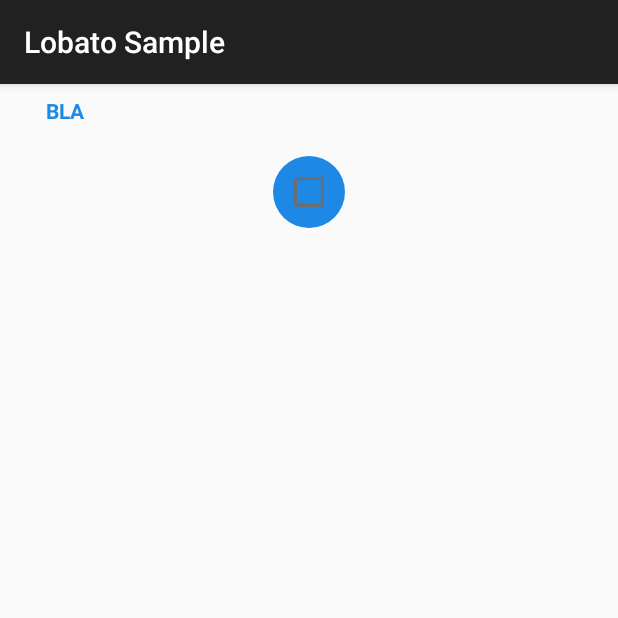
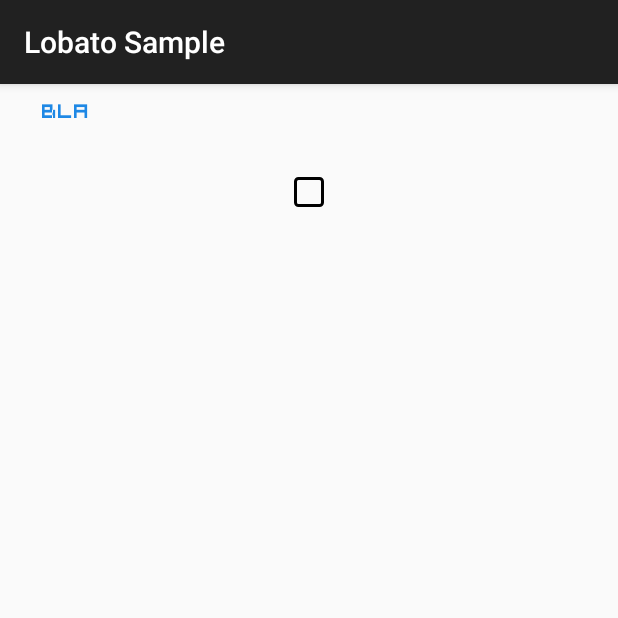
Before and after one commit to ppamorim/Lobato, an Android app: the screen it shows after launch (MainActivity), on a phone screen of 412 x 824 dp, the top half of it. Run offline under Robolectric (Android 15) with nearby library versions, the phone set to English and light mode, and no system bars.

Commit message:
refactor on MaterialCheckBox.class

```diff
--- a/Lobato/core/build.gradle
+++ b/Lobato/core/build.gradle
@@ -11,7 +11,7 @@ dependencies {
 android {
     compileSdkVersion 21
     buildToolsVersion '21.0.2'
-    resourcePrefix 'lobato_'
+    resourcePrefix ''
 
     defaultConfig {
         minSdkVersion 13
--- a/Lobato/core/src/main/java/org/ppamorim/lobato/core/CustomView.java
+++ b/Lobato/core/src/main/java/org/ppamorim/lobato/core/CustomView.java
@@ -18,13 +18,21 @@ package org.ppamorim.lobato.core;
 
 import android.annotation.TargetApi;
 import android.content.Context;
+import android.graphics.Color;
 import android.util.AttributeSet;
 import android.widget.RelativeLayout;
+import android.widget.TextView;
+
+import org.ppamorim.lobato.utils.Utils;
 
 public class CustomView extends RelativeLayout {
 
     public final static String MATERIAL_DESIGN_XML = "http://schemas.android.com/apk/res-auto";
     public final static String ANDROID_XML = "http://schemas.android.com/apk/res/android";
+
+    public int backgroundColor = Color.TRANSPARENT;
+    public int accentColor = Color.parseColor("#3F51B5");
+    public int strokeColor = Color.parseColor("#000000");
 
     public final int disabledBackgroundColor = getResources().getColor(R.color.lobato_disabled_view);
     public int beforeBackground = getResources().getColor(R.color.lobato_reset_view);
@@ -48,13 +56,12 @@ public class CustomView extends RelativeLayout {
         super(context, attrs, defStyleAttr, defStyleRes);
     }
 
-    public void setCustomFont(Context context, AttributeSet attrs) {
-//        Utils.applyFont(context, this, attrs);
+    public void setCustomFont(Context context, TextView textView, AttributeSet attrs) {
+        Utils.applyFont(context, textView, attrs);
     }
 
-    public boolean setCustomFont(Context context, String font) {
-//        return Utils.applyFont(context, this, font);
-        return false;
+    public boolean setCustomFont(Context context, TextView textView, String font) {
+        return Utils.applyFont(context, textView, font);
     }
 
     @Override
--- a/Lobato/core/src/main/java/org/ppamorim/lobato/core/MaterialButton.java
+++ b/Lobato/core/src/main/java/org/ppamorim/lobato/core/MaterialButton.java
@@ -36,15 +36,15 @@ public abstract class MaterialButton extends CustomView {
     public int minHeight;
     public int background;
     public float rippleSpeed = 10f;
-    public int rippleSize = 3;
-
-    public OnClickListener onClickListener;
-    public int backgroundColor = Color.parseColor("#1E88E5");
 
     // ### RIPPLE EFFECT ###
+    public int rippleSize = 3;
     public float x = -1, y = -1;
     public float radius = -1;
 
+    public int backgroundColor = Color.parseColor("#1E88E5");
+
+    public OnClickListener onClickListener;
     public MaterialButton(Context context) {
         super(context);
     }
@@ -61,10 +61,10 @@ public abstract class MaterialButton extends CustomView {
     }
 
     protected void setDefaultProperties() {
-// Min size
+
         setMinimumHeight(Utils.dpToPx(minHeight, getResources()));
         setMinimumWidth(Utils.dpToPx(minWidth, getResources()));
-// Background shape
+
         setBackgroundResource(background);
         setBackgroundColor(backgroundColor);
     }
@@ -160,7 +160,7 @@ public abstract class MaterialButton extends CustomView {
         try {
             LayerDrawable layer = (LayerDrawable) getBackground();
             GradientDrawable shape = (GradientDrawable) layer
-                    .findDrawableByLayerId(R.id.shape_bacground);
+                    .findDrawableByLayerId(R.id.shape_background);
             shape.setColor(backgroundColor);
         } catch (Exception ex) {
 // Without bacground
--- a/Lobato/core/src/main/java/org/ppamorim/lobato/view/button/MaterialCheckbox.java
+++ b/Lobato/core/src/main/java/org/ppamorim/lobato/view/button/MaterialCheckbox.java
@@ -17,6 +17,7 @@
 package org.ppamorim.lobato.view.button;
 
 import android.content.Context;
+import android.content.res.TypedArray;
 import android.graphics.Bitmap;
 import android.graphics.BitmapFactory;
 import android.graphics.Canvas;
@@ -36,14 +37,23 @@ import org.ppamorim.lobato.utils.Utils;
 
 public class MaterialCheckbox extends CustomView {
 
-    int backgroundColor = Color.parseColor("#4CAF50");
+    private int mBackgroundColor;
+    private int mAccentColor;
+    private int mStrokeColor;
 
-    Check checkView;
+    private Context mContext;
 
-    boolean press = false;
-    boolean check = false;
+    private Check checkView;
 
-    OnCheckListener onCheckListener;
+    private boolean press = false;
+    private boolean check = false;
+
+    private Paint mPaint = new Paint();
+
+    private Rect src = new Rect();
+    private Rect dst = new Rect();
+
+    private OnCheckListener onCheckListener;
 
     public MaterialCheckbox(Context context) {
         this(context, null);
@@ -55,31 +65,26 @@ public class MaterialCheckbox extends CustomView {
 
     public MaterialCheckbox(Context context, AttributeSet attrs, int defStyleAttr) {
         super(context, attrs, defStyleAttr);
-        setAttributes(attrs);
+
+        setAttributes(context, attrs);
     }
 
-    // Set atributtes of XML to View
-    protected void setAttributes(AttributeSet attrs) {
+    protected void setAttributes(Context context, AttributeSet attrs) {
+        mContext = context;
+        TypedArray style = context.obtainStyledAttributes(attrs, R.styleable.lobato_checkbox);
+        mAccentColor = style.getColor(R.styleable.lobato_checkbox_accent_color, accentColor);
+        mStrokeColor = style.getColor(R.styleable.lobato_checkbox_stroke_color, strokeColor);
+        mBackgroundColor = style.getColor(R.styleable.lobato_checkbox_background_color, backgroundColor);
+
         setBackgroundResource(R.drawable.background_checkbox);
-            // Set size of view
+
         setMinimumHeight(Utils.dpToPx(48, getResources()));
         setMinimumWidth(Utils.dpToPx(48, getResources()));
-        // Set background Color
-        // Color by resource
-        int bacgroundColor = attrs.getAttributeResourceValue(ANDROID_XML,
-                "background", -1);
-        if (bacgroundColor != -1) {
-            setBackgroundColor(getResources().getColor(bacgroundColor));
-        } else {
-        // Color by hexadecimal
-            String background = attrs.getAttributeValue(ANDROID_XML,
-                    "background");
-            if (background != null)
-                setBackgroundColor(Color.parseColor(background));
-        }
-        boolean check = attrs.getAttributeBooleanValue(MATERIAL_DESIGN_XML,
-                "check", false);
-        if (check) {
+
+        setBackgroundColor(mAccentColor);
+
+        if (attrs.getAttributeBooleanValue(MATERIAL_DESIGN_XML, "check", false)) {
+
             post(new Runnable() {
                 @Override
                 public void run() {
@@ -89,8 +94,11 @@ public class MaterialCheckbox extends CustomView {
                             android.R.color.transparent));
                 }
             });
+
         }
+
         checkView = new Check(getContext());
+
         RelativeLayout.LayoutParams params = new LayoutParams(Utils.dpToPx(20,
                 getResources()), Utils.dpToPx(20, getResources()));
         params.addRule(RelativeLayout.CENTER_IN_PARENT, RelativeLayout.TRUE);
@@ -98,62 +106,80 @@ public class MaterialCheckbox extends CustomView {
         addView(checkView);
 
     }
+
     @Override
     public boolean onTouchEvent(MotionEvent event) {
 
-        if (isEnabled()) {
+        if (isEnabled() && event != null) {
+
             isLastTouch = true;
+
             if (event.getAction() == MotionEvent.ACTION_DOWN) {
-                changeBackgroundColor((check) ? makePressColor() : Color
-                        .parseColor("#446D6D6D"));
+
+                makePressColor();
+
             } else if (event.getAction() == MotionEvent.ACTION_UP) {
+
                 changeBackgroundColor(getResources().getColor(
                         android.R.color.transparent));
+
                 press = false;
+
                 if ((event.getX() <= getWidth() && event.getX() >= 0)
                         && (event.getY() <= getHeight() && event.getY() >= 0)) {
+
                     isLastTouch = false;
                     check = !check;
-                    if (onCheckListener != null)
+
+                    if (onCheckListener != null) {
                         onCheckListener.onCheck(check);
+                    }
+
                     if (check) {
                         step = 0;
                     }
-                    if (check)
+
+                    if (check) {
                         checkView.changeBackground();
+                    }
+
                 }
             }
         }
         return true;
     }
+
     @Override
     protected void onDraw(Canvas canvas) {
         super.onDraw(canvas);
+
         if (press) {
-            Paint paint = new Paint();
-            paint.setAntiAlias(true);
-            paint.setColor((check) ? makePressColor() : Color
+
+            mPaint.setAntiAlias(true);
+            mPaint.setColor((check) ? makePressColor() : Color
                     .parseColor("#446D6D6D"));
             canvas.drawCircle(getWidth() / 2, getHeight() / 2, getWidth() / 2,
-                    paint);
+                    mPaint);
         }
         invalidate();
     }
+
     private void changeBackgroundColor(int color) {
         LayerDrawable layer = (LayerDrawable) getBackground();
         GradientDrawable shape = (GradientDrawable) layer
-                .findDrawableByLayerId(R.id.shape_bacground);
+                .findDrawableByLayerId(R.id.shape_background);
         shape.setColor(color);
     }
+
     /**
      * Make a dark color to press effect
      *
-     * @return
+     * @return Color.argb()
      */
     protected int makePressColor() {
-        int r = (this.backgroundColor >> 16) & 0xFF;
-        int g = (this.backgroundColor >> 8) & 0xFF;
-        int b = (this.backgroundColor >> 0) & 0xFF;
+        int r = (this.accentColor >> 16) & 0xFF;
+        int g = (this.accentColor >> 8) & 0xFF;
+        int b = (this.accentColor) & 0xFF;
         r = (r - 30 < 0) ? 0 : r - 30;
         g = (g - 30 < 0) ? 0 : g - 30;
         b = (b - 30 < 0) ? 0 : b - 30;
@@ -161,11 +187,12 @@ public class MaterialCheckbox extends CustomView {
     }
     @Override
     public void setBackgroundColor(int color) {
-        backgroundColor = color;
+        accentColor = color;
         if (isEnabled())
-            beforeBackground = backgroundColor;
-        changeBackgroundColor(color);
+            beforeBackground = accentColor;
+//        changeBackgroundColor(color);
     }
+
     public void setChecked(boolean check) {
         this.check = check;
         setPressed(false);
@@ -177,14 +204,14 @@ public class MaterialCheckbox extends CustomView {
         if (check)
             checkView.changeBackground();
     }
+
     public boolean isCheck() {
         return check;
     }
-    // Indicate step in check animation
+
     int step = 0;
 
 
-    // View that contains checkbox
     class Check extends View {
         Bitmap sprite;
         public Check(Context context) {
@@ -193,33 +220,47 @@ public class MaterialCheckbox extends CustomView {
             sprite = BitmapFactory.decodeResource(context.getResources(),
                     R.drawable.sprite_check);
         }
+
         public void changeBackground() {
+
             if (check) {
                 setBackgroundResource(R.drawable.background_checkbox_check);
                 LayerDrawable layer = (LayerDrawable) getBackground();
                 GradientDrawable shape = (GradientDrawable) layer
-                        .findDrawableByLayerId(R.id.shape_bacground);
-                shape.setColor(backgroundColor);
+                        .findDrawableByLayerId(R.id.shape_background);
+                shape.setColor(accentColor);
             } else {
                 setBackgroundResource(R.drawable.background_checkbox_uncheck);
+                LayerDrawable layer = (LayerDrawable) getBackground();
+                GradientDrawable shape = (GradientDrawable) layer
+                        .findDrawableByLayerId(R.id.shape_background);
+                shape.setColor(mBackgroundColor);
+                shape.setStroke(Math.round(2 * getResources().getDisplayMetrics().density), mStrokeColor);
             }
         }
+
         @Override
         protected void onDraw(Canvas canvas) {
             super.onDraw(canvas);
+
             if (check) {
-                if (step < 11)
+                if (step < 11) {
                     step++;
+                }
             } else {
-                if (step >= 0)
+                if (step >= 0) {
                     step--;
-                if (step == -1)
+                }
+                if (step == -1) {
                     changeBackground();
+                }
             }
-            Rect src = new Rect(40 * step, 0, (40 * step) + 40, 40);
-            Rect dst = new Rect(0, 0, this.getWidth() - 2, this.getHeight());
+
+            src.set(40 * step, 0, (40 * step) + 40, 40);
+            dst.set(0, 0, this.getWidth() - 2, this.getHeight());
             canvas.drawBitmap(sprite, src, dst, null);
             invalidate();
+
         }
     }
     public void setOncheckListener(OnCheckListener onCheckListener) {
--- a/Lobato/core/src/main/java/org/ppamorim/lobato/view/button/MaterialFlatButton.java
+++ b/Lobato/core/src/main/java/org/ppamorim/lobato/view/button/MaterialFlatButton.java
@@ -20,7 +20,6 @@ import android.content.Context;
 import android.graphics.Canvas;
 import android.graphics.Color;
 import android.graphics.Paint;
-import android.graphics.Typeface;
 import android.util.AttributeSet;
 import android.widget.RelativeLayout;
 import android.widget.TextView;
@@ -39,12 +38,16 @@ public class MaterialFlatButton extends MaterialButton {
 
     public MaterialFlatButton(Context context, AttributeSet attrs) {
         super(context, attrs);
-        setCustomFont(context, attrs);
+        if(mTextView != null) {
+            setCustomFont(context, mTextView, attrs);
+        }
     }
 
     public MaterialFlatButton(Context context, AttributeSet attrs, int defStyle) {
         super(context, attrs, defStyle);
-        setCustomFont(context, attrs);
+        if(mTextView != null) {
+            setCustomFont(context, mTextView, attrs);
+        }
     }
 
     @Override
@@ -76,7 +79,6 @@ public class MaterialFlatButton extends MaterialButton {
             mTextView = new TextView(getContext());
             mTextView.setText(text.toUpperCase());
             mTextView.setTextColor(backgroundColor);
-            mTextView.setTypeface(null, Typeface.BOLD);
             RelativeLayout.LayoutParams params = new RelativeLayout.LayoutParams(LayoutParams.WRAP_CONTENT,LayoutParams.WRAP_CONTENT);
             params.addRule(RelativeLayout.CENTER_IN_PARENT, RelativeLayout.TRUE);
             mTextView.setLayoutParams(params);
--- a/Lobato/core/src/main/java/org/ppamorim/lobato/view/button/MaterialRadioButton.java
+++ b/Lobato/core/src/main/java/org/ppamorim/lobato/view/button/MaterialRadioButton.java
@@ -50,12 +50,10 @@ public class MaterialRadioButton extends CustomView {
 
     public MaterialRadioButton(Context context, AttributeSet attrs) {
         super(context, attrs);
-        setCustomFont(context, attrs);
     }
 
     public MaterialRadioButton(Context context, AttributeSet attrs, int defStyle) {
         super(context, attrs, defStyle);
-        setCustomFont(context, attrs);
     }
 
     // Set atributtes of XML to View
@@ -149,7 +147,7 @@ public class MaterialRadioButton extends CustomView {
     private void changeBackgroundColor(int color) {
         LayerDrawable layer = (LayerDrawable) getBackground();
         GradientDrawable shape = (GradientDrawable) layer
-                .findDrawableByLayerId(R.id.shape_bacground);
+                .findDrawableByLayerId(R.id.shape_background);
         shape.setColor(color);
     }
 
@@ -213,7 +211,7 @@ public class MaterialRadioButton extends CustomView {
                 setBackgroundResource(R.drawable.background_checkbox_check);
                 LayerDrawable layer = (LayerDrawable) getBackground();
                 GradientDrawable shape = (GradientDrawable) layer
-                        .findDrawableByLayerId(R.id.shape_bacground);
+                        .findDrawableByLayerId(R.id.shape_background);
                 shape.setColor(backgroundColor);
             } else {
                 setBackgroundResource(R.drawable.background_checkbox_uncheck);
--- a/Lobato/core/src/main/res/drawable/background_checkbox.xml
+++ b/Lobato/core/src/main/res/drawable/background_checkbox.xml
@@ -1,9 +1,8 @@
 <?xml version="1.0" encoding="utf-8"?>
 <layer-list xmlns:android="http://schemas.android.com/apk/res/android" >
     <item
-        android:id="@+id/shape_bacground">
+        android:id="@+id/shape_background">
         <shape android:shape="oval" >
-
             <solid android:color="@android:color/transparent"/>
         </shape>
     </item>
--- a/Lobato/core/src/main/res/drawable/background_checkbox_check.xml
+++ b/Lobato/core/src/main/res/drawable/background_checkbox_check.xml
@@ -1,7 +1,7 @@
 <?xml version="1.0" encoding="utf-8"?>
 <layer-list xmlns:android="http://schemas.android.com/apk/res/android" >
     <item
-        android:id="@+id/shape_bacground">
+        android:id="@+id/shape_background">
         <shape android:shape="rectangle" >
             <solid android:color="#4CAF50" />
             <corners android:radius="2dp"/>
--- a/Lobato/core/src/main/res/drawable/background_checkbox_uncheck.xml
+++ b/Lobato/core/src/main/res/drawable/background_checkbox_uncheck.xml
@@ -1,7 +1,7 @@
 <?xml version="1.0" encoding="utf-8"?>
 <layer-list xmlns:android="http://schemas.android.com/apk/res/android" >
     <item
-        android:id="@+id/shape_bacground">
+        android:id="@+id/shape_background">
         <shape android:shape="rectangle" >
             <stroke android:width="2dp" android:color="#6D6D6D"/>
             <solid android:color="@android:color/transparent" />
--- a/Lobato/core/src/main/res/drawable/lobato_background_button_float.xml
+++ b/Lobato/core/src/main/res/drawable/lobato_background_button_float.xml
@@ -3,7 +3,7 @@
     <item android:drawable="@drawable/float_button_shadow1">
     </item>
     <item
-        android:id="@+id/shape_bacground"
+        android:id="@+id/shape_background"
         android:bottom="2dp"
         android:left="1dp"
         android:top="1dp"
--- a/Lobato/core/src/main/res/drawable/lobato_background_button_rectangle.xml
+++ b/Lobato/core/src/main/res/drawable/lobato_background_button_rectangle.xml
@@ -3,7 +3,7 @@
 
     <item android:drawable="@drawable/lobato_background_button">
     </item>
-    <item android:id="@+id/shape_bacground">
+    <item android:id="@+id/shape_background">
         <shape android:shape="rectangle" >
             <corners android:radius="2dp" />
 
--- a/Lobato/core/src/main/res/drawable/lobato_background_checkbox.xml
+++ b/Lobato/core/src/main/res/drawable/lobato_background_checkbox.xml
@@ -1,7 +1,7 @@
 <?xml version="1.0" encoding="utf-8"?>
 <layer-list xmlns:android="http://schemas.android.com/apk/res/android" >
     <item
-        android:id="@+id/shape_bacground">
+        android:id="@+id/shape_background">
         <shape android:shape="oval" >
 
             <solid android:color="@android:color/transparent"/>
--- a/Lobato/core/src/main/res/drawable/lobato_background_checkbox_check.xml
+++ b/Lobato/core/src/main/res/drawable/lobato_background_checkbox_check.xml
@@ -1,7 +1,7 @@
 <?xml version="1.0" encoding="utf-8"?>
 <layer-list xmlns:android="http://schemas.android.com/apk/res/android" >
     <item
-        android:id="@+id/shape_bacground">
+        android:id="@+id/shape_background">
         <shape android:shape="rectangle" >
             <solid android:color="#4CAF50" />
             <corners android:radius="2dp"/>
--- a/Lobato/core/src/main/res/drawable/lobato_background_checkbox_uncheck.xml
+++ b/Lobato/core/src/main/res/drawable/lobato_background_checkbox_uncheck.xml
@@ -1,7 +1,7 @@
 <?xml version="1.0" encoding="utf-8"?>
 <layer-list xmlns:android="http://schemas.android.com/apk/res/android" >
     <item
-        android:id="@+id/shape_bacground">
+        android:id="@+id/shape_background">
         <shape android:shape="rectangle" >
             <stroke android:width="2dp" android:color="#6D6D6D"/>
             <solid android:color="@android:color/transparent" />
--- a/Lobato/core/src/main/res/drawable/lobato_background_progress.xml
+++ b/Lobato/core/src/main/res/drawable/lobato_background_progress.xml
@@ -1,6 +1,6 @@
 <?xml version="1.0" encoding="utf-8"?>
 <layer-list xmlns:android="http://schemas.android.com/apk/res/android" >
-    <item android:id="@+id/shape_bacground">
+    <item android:id="@+id/shape_background">
         <shape android:shape="rectangle" >
             <corners android:topRightRadius="200dp" android:bottomRightRadius="100dp" />
             <solid android:color="#1E88E5" />
--- a/Lobato/core/src/main/res/drawable/lobato_background_switch_ball_uncheck.xml
+++ b/Lobato/core/src/main/res/drawable/lobato_background_switch_ball_uncheck.xml
@@ -1,7 +1,7 @@
 <?xml version="1.0" encoding="utf-8"?>
 <layer-list xmlns:android="http://schemas.android.com/apk/res/android" >
     <item
-        android:id="@+id/shape_bacground">
+        android:id="@+id/shape_background">
         <shape android:shape="oval" >
             <stroke android:width="2dp" android:color="#6D6D6D"/>
             <solid android:color="@android:color/transparent"/>
--- a/Lobato/core/src/main/res/values/attr.xml
+++ b/Lobato/core/src/main/res/values/attr.xml
@@ -2,6 +2,12 @@
 <resources>
     <declare-styleable name="font">
         <attr name="font" format="string"/>
+    </declare-styleable>
+
+    <declare-styleable name="lobato_checkbox">
+        <attr name="accent_color" format="color"/>
+        <attr name="stroke_color" format="color"/>
+        <attr name="background_color" format="color"/>
     </declare-styleable>
 
     <declare-styleable name="lobato_CustomAttributes">
--- a/Lobato/sample/src/main/res/layout/activity_main.xml
+++ b/Lobato/sample/src/main/res/layout/activity_main.xml
@@ -36,7 +36,7 @@
             android:layout_width="wrap_content"
             android:layout_height="wrap_content"
             android:layout_centerInParent="true"
-            android:background="#1E88E5"
+
             materialdesign:lobato_check="true" />
     </RelativeLayout>
 
```
Also changed, not shown: Lobato/sample/src/main/assets/fonts/squaredance10.ttf (added).
